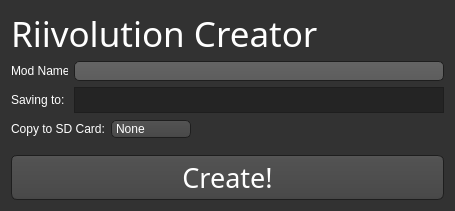
Before: the Qt Designer form Riivolution.ui in BenjaminHalko/WiiMusicEditorPlus, drawn with Qt 5.
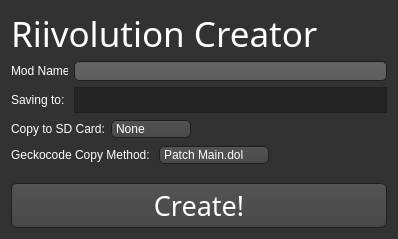
After: the same form once the commit is applied. Icons and pictures are not drawn.

What changed in the file:
```diff
--- a/Riivolution.ui
+++ b/Riivolution.ui
@@ -6,8 +6,8 @@
    <rect>
     <x>0</x>
     <y>0</y>
-    <width>455</width>
-    <height>211</height>
+    <width>398</width>
+    <height>239</height>
    </rect>
   </property>
   <property name="windowTitle">
@@ -656,6 +656,61 @@
      </item>
     </layout>
    </item>
+   <item>
+    <layout class="QHBoxLayout" name="Geckocodes">
+     <item>
+      <widget class="QLabel" name="GeckocodeLabel">
+       <property name="text">
+        <string>Geckocode Copy Method: </string>
+       </property>
+      </widget>
+     </item>
+     <item>
+      <widget class="QComboBox" name="GeckocodeOptions">
+       <property name="sizePolicy">
+        <sizepolicy hsizetype="Preferred" vsizetype="Fixed">
+         <horstretch>0</horstretch>
+         <verstretch>0</verstretch>
+        </sizepolicy>
+       </property>
+       <property name="minimumSize">
+        <size>
+         <width>110</width>
+         <height>0</height>
+        </size>
+       </property>
+       <item>
+        <property name="text">
+         <string>Patch Main.dol</string>
+        </property>
+       </item>
+       <item>
+        <property name="text">
+         <string>Copy Codes</string>
+        </property>
+       </item>
+       <item>
+        <property name="text">
+         <string>Do Nothing</string>
+        </property>
+       </item>
+      </widget>
+     </item>
+     <item>
+      <spacer name="horizontalSpacer">
+       <property name="orientation">
+        <enum>Qt::Horizontal</enum>
+       </property>
+       <property name="sizeHint" stdset="0">
+        <size>
+         <width>40</width>
+         <height>20</height>
+        </size>
+       </property>
+      </spacer>
+     </item>
+    </layout>
+   </item>
    <item>
     <spacer name="Spacer">
      <property name="orientation">
```
